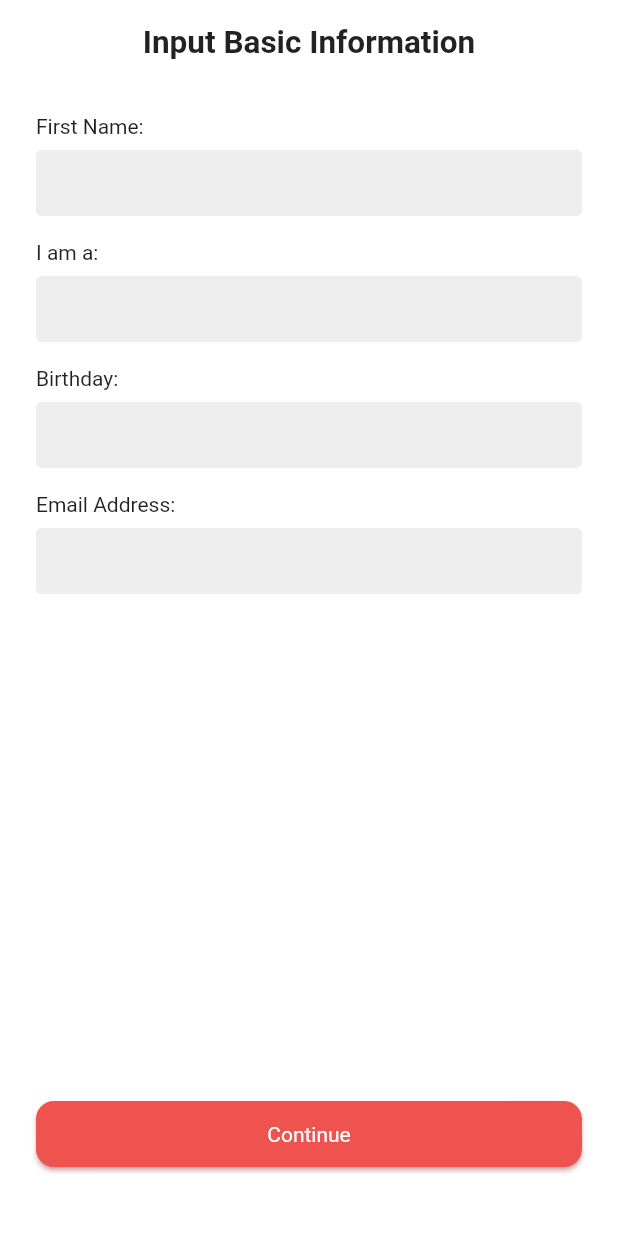
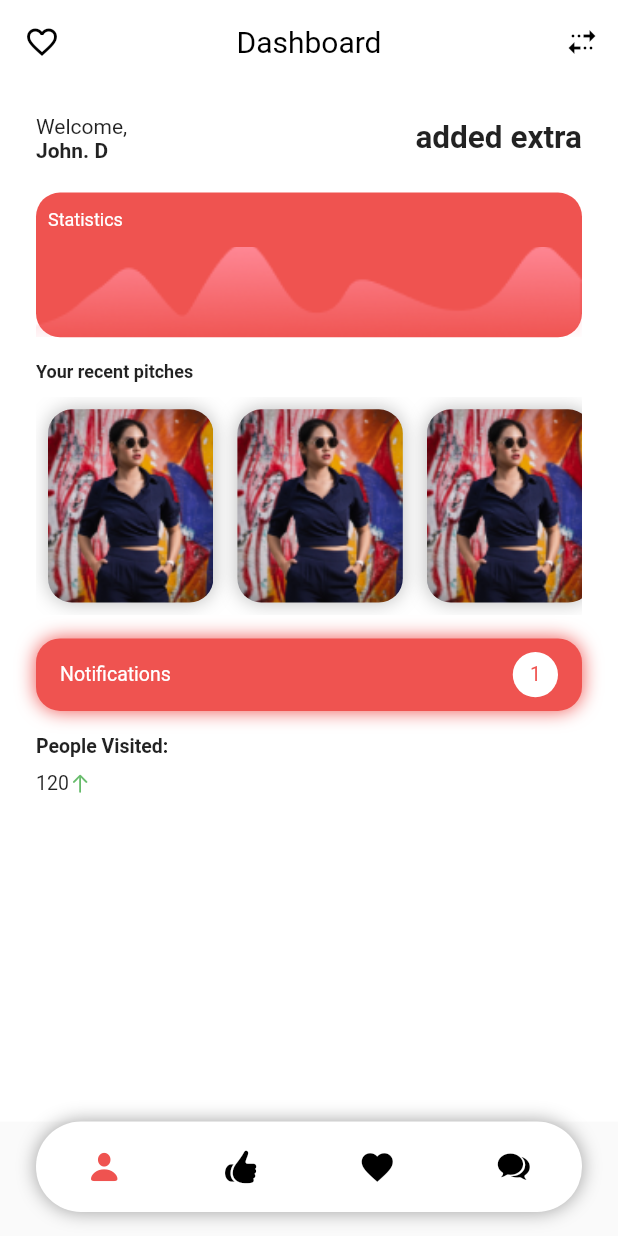
Before and after one commit to UsmanKhanFlutter/pitch_app, a Flutter app: the screen it shows after launch, on a phone screen of 412 x 824 dp. Run offline on Flutter 3.47's test engine with Material 2 defaults, Android fonts, the light colour scheme and no system bars; drawn by our look-alikes of velocity_x.

Commit message:
added more screens

```diff
--- a/lib/main.dart
+++ b/lib/main.dart
@@ -1,5 +1,6 @@
 import 'package:flutter/material.dart';
 import 'package:pitch_app/screens/screen_information.dart';
+import 'package:pitch_app/screens/screen_main.dart';
 
 void main() {
   runApp(MyApp());
@@ -15,7 +16,7 @@ class MyApp extends StatelessWidget {
       theme: ThemeData(
         primarySwatch: Colors.blue,
       ),
-      home: InformationScreen(),
+      home: MainScreen(),
     );
   }
 }
--- /dev/null
+++ b/lib/screens/screen_dashboard.dart
@@ -0,0 +1,171 @@
+import 'package:flutter/cupertino.dart';
+import 'package:flutter/material.dart';
+import 'package:flutter/rendering.dart';
+import 'package:pitch_app/helpers/size_config.dart';
+import 'package:velocity_x/velocity_x.dart';
+
+class DashboardScreen extends StatelessWidget {
+  @override
+  Widget build(BuildContext context) {
+    return Scaffold(
+      backgroundColor: Colors.white,
+      appBar: AppBar(
+        title: "Dashboard".text.fontWeight(FontWeight.w400).black.make(),
+        centerTitle: true,
+        backgroundColor: Colors.white,
+        elevation: 0,
+        leading: IconButton(
+          icon: Icon(
+            Icons.favorite_border_outlined,
+            color: Colors.black,
+          ),
+          onPressed: () {},
+        ),
+        actions: [
+          IconButton(
+            icon: Icon(
+              Icons.multiple_stop,
+              color: Colors.black,
+            ),
+            onPressed: () {},
+          )
+        ],
+      ),
+      body: Padding(
+        padding: const EdgeInsets.only(left: 24, right: 24),
+        child: VStack(
+          [
+            Container(
+              height: ConfigSize.convertHeight(context, 60),
+              width: double.infinity,
+              child: HStack(
+                [
+                  VStack([
+                    "Welcome,".text.make(),
+                    "John. D".text.bold.make(),
+                  ]),
+                  "added extra".text.xl2.bold.make(),
+                ],
+                alignment: MainAxisAlignment.spaceBetween,
+              ),
+            ),
+            Container(
+              height: ConfigSize.convertHeight(context, 80),
+              width: double.infinity,
+              decoration: BoxDecoration(
+                color: Colors.red.shade400,
+                borderRadius: BorderRadius.circular(16),
+              ),
+              child: VStack(
+                [
+                  "Statistics"
+                      .text
+                      .size(12)
+                      .white
+                      .make()
+                      .box
+                      .height(ConfigSize.convertHeight(context, 30))
+                      .alignCenterLeft
+                      .make()
+                      .pOnly(left: 8),
+                  Image.asset(
+                    "assets/images/wave.png",
+                    width: double.infinity,
+                    height: ConfigSize.convertHeight(context, 50),
+                    fit: BoxFit.cover,
+                  )
+                ],
+              ),
+            ),
+            SizedBox(height: 16),
+            "Your recent pitches".text.size(12).bold.make(),
+            SizedBox(height: 10),
+            Container(
+              height: ConfigSize.convertHeight(context, 120),
+              child: ListView.builder(
+                  scrollDirection: Axis.horizontal,
+                  itemCount: 4,
+                  itemBuilder: (context, index) {
+                    return Padding(
+                      padding: EdgeInsets.all(8),
+                      child: _imageContainer(context),
+                    );
+                  }),
+            ),
+            SizedBox(height: 16),
+            Container(
+              height: ConfigSize.convertHeight(context, 40),
+              width: double.infinity,
+              padding: EdgeInsets.symmetric(horizontal: 16),
+              decoration: BoxDecoration(
+                  boxShadow: [
+                    BoxShadow(
+                      color: Colors.red.shade400,
+                      spreadRadius: 0,
+                      blurRadius: 10,
+                    ),
+                  ],
+                  color: Colors.red.shade400,
+                  borderRadius: BorderRadius.circular(16)),
+              child: HStack(
+                [
+                  "Notifications".text.white.size(13).make(),
+                  Container(
+                    alignment: Alignment.center,
+                    height: ConfigSize.convertHeight(context, 25),
+                    width: ConfigSize.convertHeight(context, 25),
+                    decoration: BoxDecoration(
+                        color: Colors.white,
+                        borderRadius: BorderRadius.circular(
+                          ConfigSize.convertHeight(context, 15),
+                        )),
+                    child: "1".text.size(13).color(Colors.red.shade400).make(),
+                  )
+                ],
+                alignment: MainAxisAlignment.spaceBetween,
+              ),
+            ),
+            SizedBox(height: 16),
+            "People Visited:".text.size(13).bold.make(),
+            SizedBox(height: 10),
+            HStack(
+              [
+                "120".text.size(13).make(),
+                Icon(
+                  CupertinoIcons.arrow_up,
+                  color: Colors.green.shade400,
+                  size: 15,
+                )
+              ],
+              crossAlignment: CrossAxisAlignment.center,
+            ),
+          ],
+        ),
+      ),
+    );
+  }
+
+  _imageContainer(BuildContext context) {
+    return Container(
+      height: ConfigSize.convertHeight(context, 120),
+      width: ConfigSize.convertWidth(context, 110),
+      decoration: BoxDecoration(
+        borderRadius: BorderRadius.circular(16),
+        boxShadow: [
+          BoxShadow(
+            color: Colors.grey.shade400,
+            spreadRadius: 0,
+            blurRadius: 10,
+          ),
+        ],
+      ),
+      child: ClipRRect(
+        borderRadius: BorderRadius.circular(16),
+        child: Image.asset(
+          "assets/images/girl.png",
+          fit: BoxFit.cover,
+        ),
+      ),
+    );
+  }
+}
--- /dev/null
+++ b/lib/screens/screen_getting_started.dart
@@ -0,0 +1,51 @@
+import 'package:flutter/material.dart';
+import 'package:pitch_app/helpers/size_config.dart';
+import 'package:velocity_x/velocity_x.dart';
+
+class GettingStartedScreen extends StatelessWidget {
+  @override
+  Widget build(BuildContext context) {
+    return Scaffold(
+      backgroundColor: Colors.white,
+      body: SafeArea(
+        child: VStack(
+          [
+            "Getting Started"
+                .text
+                .xl
+                .fontWeight(FontWeight.w400)
+                .make()
+                .box
+                .alignTopCenter
+                .height(ConfigSize.convertHeight(context, 50))
+                .make(),
+            "What would you like to do today?".text.xl.make(),
+            Expanded(
+              child: VxBox(
+                child: VxBox(
+                        child: VStack([
+                  ClipRRect(
+                      borderRadius: BorderRadius.circular(20),
+                      child: Image.asset(
+                        "assets/images/girl.png",
+                        height: 40,
+                        width: 40,
+                        fit: BoxFit.cover,
+                      )),
+                ]))
+                    .height(ConfigSize.convertHeight(context, 230))
+                    .width(double.infinity)
+                    .rounded
+                    .shadow2xl
+                    .white
+                    .p16
+                    .make(),
+              ).alignCenter.make(),
+            )
+          ],
+          crossAlignment: CrossAxisAlignment.start,
+        ).box.make().pSymmetric(v: 16, h: 24),
+      ),
+    );
+  }
+}
--- /dev/null
+++ b/lib/screens/screen_main.dart
@@ -0,0 +1,163 @@
+import 'package:flutter/cupertino.dart';
+import 'package:flutter/material.dart';
+import 'package:pitch_app/helpers/size_config.dart';
+import 'package:pitch_app/screens/screen_agreement.dart';
+import 'package:pitch_app/screens/screen_dashboard.dart';
+import 'package:pitch_app/screens/screen_getting_started.dart';
+import 'package:pitch_app/screens/screen_login.dart';
+import 'package:pitch_app/screens/screen_verify_photo.dart';
+
+class MainScreen extends StatefulWidget {
+  @override
+  _MainScreenState createState() => _MainScreenState();
+}
+
+class _MainScreenState extends State<MainScreen> {
+  int pageIndex = 0;
+  var _pageController;
+
+  @override
+  void initState() {
+    _pageController = PageController();
+    super.initState();
+  }
+
+  @override
+  void dispose() {
+    _pageController.dispose();
+    super.dispose();
+  }
+
+  onPageChanged(int pageIndex) {
+    setState(() {
+      this.pageIndex = pageIndex;
+    });
+  }
+
+  onTap(int pageIndex) {
+    _pageController.animateToPage(
+      pageIndex,
+      duration: Duration(milliseconds: 50),
+      curve: Curves.easeInOut,
+    );
+  }
+
+  @override
+  Widget build(BuildContext context) {
+    return Scaffold(
+      // extendBody: true,
+      body: PageView(
+        controller: _pageController,
+        onPageChanged: onPageChanged(pageIndex),
+        children: [
+          DashboardScreen(),
+          GettingStartedScreen(),
+          VerifyPhotoScreen(),
+          LoginScreen(),
+        ],
+        physics: NeverScrollableScrollPhysics(),
+      ),
+      bottomNavigationBar: Padding(
+        padding: const EdgeInsets.only(left: 24, right: 24, bottom: 16),
+        child: Container(
+          height: ConfigSize.convertHeight(context, 50),
+          decoration: BoxDecoration(
+            color: Colors.white,
+            borderRadius: BorderRadius.only(
+              topRight: Radius.circular(30),
+              topLeft: Radius.circular(30),
+              bottomLeft: Radius.circular(30),
+              bottomRight: Radius.circular(30),
+            ),
+            boxShadow: [
+              BoxShadow(
+                color: Colors.grey.shade500,
+                spreadRadius: 0,
+                blurRadius: 10,
+              ),
+            ],
+          ),
+          child: ClipRRect(
+            clipBehavior: Clip.antiAlias,
+            borderRadius: BorderRadius.only(
+              topLeft: Radius.circular(30),
+              topRight: Radius.circular(30),
+              bottomLeft: Radius.circular(30),
+              bottomRight: Radius.circular(30),
+            ),
+            child: Container(
+              child: Row(
+                children: [
+                  btnExpanded(
+                    icon: CupertinoIcons.person_fill,
+                    iconColor:
+                        pageIndex == 0 ? Colors.red.shade400 : Colors.black,
+                    onPress: () {
+                      setState(() {
+                        pageIndex = 0;
+                      });
+                      onTap(pageIndex);
+                    },
+                  ),
+                  btnExpanded(
+                    icon: CupertinoIcons.hand_thumbsup_fill,
+                    iconColor:
+                        pageIndex == 1 ? Colors.red.shade400 : Colors.black,
+                    onPress: () {
+                      setState(() {
+                        pageIndex = 1;
+                      });
+                      onTap(pageIndex);
+                    },
+                  ),
+                  btnExpanded(
+                    icon: Icons.favorite,
+                    iconColor:
+                        pageIndex == 2 ? Colors.red.shade400 : Colors.black,
+                    onPress: () {
+                      setState(() {
+                        pageIndex = 2;
+                      });
+                      onTap(pageIndex);
+                    },
+                  ),
+                  btnExpanded(
+                    icon: CupertinoIcons.chat_bubble_2_fill,
+                    iconColor:
+                        pageIndex == 3 ? Colors.red.shade400 : Colors.black,
+                    onPress: () {
+                      setState(() {
+                        pageIndex = 3;
+                      });
+                      onTap(pageIndex);
+                    },
+                  ),
+                ],
+              ),
+            ),
+          ),
+        ),
+      ),
+    );
+  }
+
+  Widget btnExpanded({
+    @required IconData icon,
+    Color iconColor,
+    @required Function onPress,
+  }) =>
+      Expanded(
+        flex: 1,
+        child: Container(
+          height: MediaQuery.of(context).size.height / 15,
+          child: IconButton(
+            onPressed: onPress,
+            icon: Icon(
+              icon,
+              color: iconColor,
+              size: 25,
+            ),
+          ),
+        ),
+      );
+}
```
Also changed, not shown: assets/images/girl.png (added), assets/images/wave.png (added).
